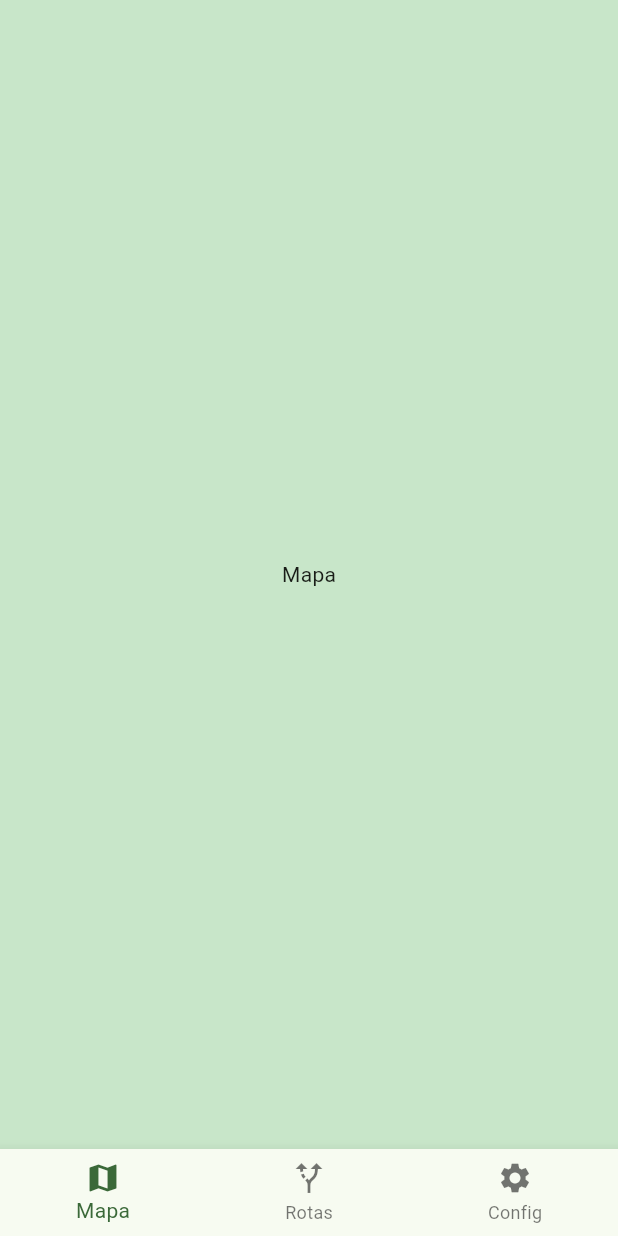
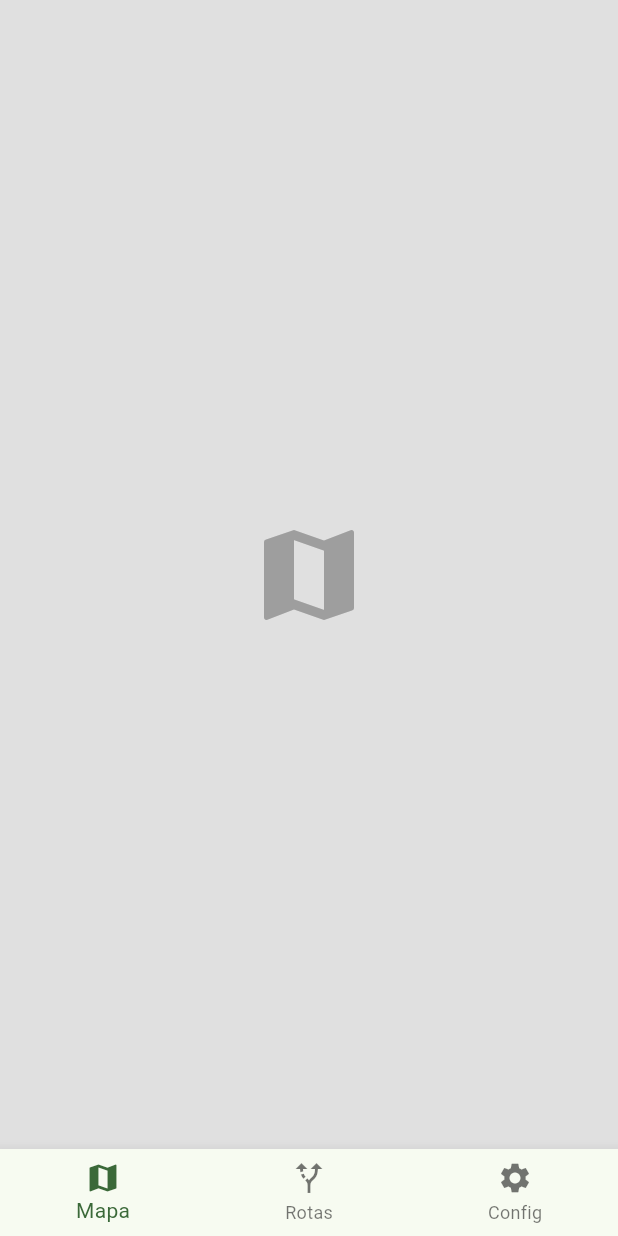
Before and after one commit to reinertbtw/CycloRoute, a Flutter app: the screen it shows after launch, on a phone screen of 412 x 824 dp. Run offline on Flutter 3.47's test engine with Material 3 defaults, Android fonts, the phone set to English and light mode, and no system bars.

Commit message:
feat: enhance map tab with stack layout and floating GPS button

```diff
--- a/lib/screens/map_screen.dart
+++ b/lib/screens/map_screen.dart
@@ -12,8 +12,22 @@ class _MapScreenState extends State<MapScreen> {
 
   final List<Widget> _pages = [
     Container(
-      color: Colors.green[100],
-      child: const Center(child: Text("Mapa")),
+      width: double.infinity,
+      height: double.infinity,
+      color: Colors.grey[300],
+      child: Stack(
+        children: [
+          const Center(child: Icon(Icons.map, size: 80, color: Colors.grey)),
+        ],
+      ),
+    ),
+    Positioned(
+      bottom: 120,
+      right: 20,
+      child: FloatingActionButton(
+        onPressed: () {},
+        child: const Icon(Icons.my_location),
+      ),
     ),
     Container(
       color: Colors.blue[100],
```
